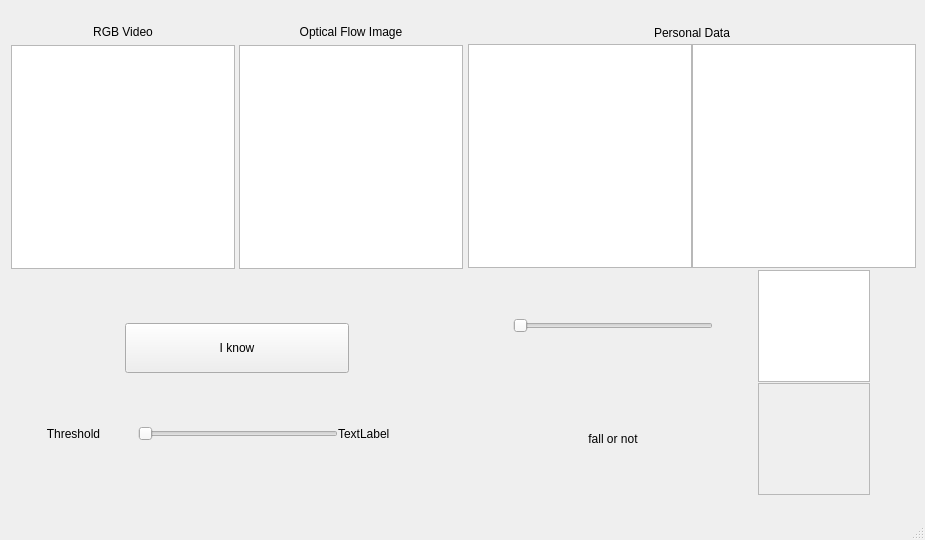
Old version of the form windows/untitled.ui in the repository NeonHo/Nirvana_Fall_Detection_System.
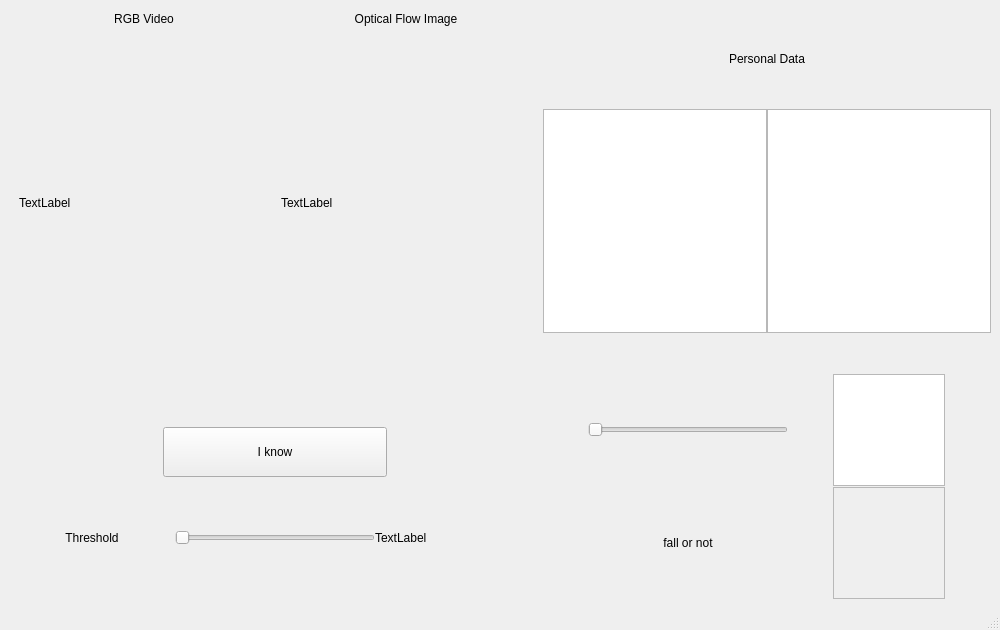
New version of the form.

```diff
--- a/windows/untitled.ui
+++ b/windows/untitled.ui
@@ -6,8 +6,8 @@
    <rect>
     <x>0</x>
     <y>0</y>
-    <width>925</width>
-    <height>540</height>
+    <width>1000</width>
+    <height>630</height>
    </rect>
   </property>
   <property name="sizePolicy">
@@ -24,8 +24,8 @@
   </property>
   <property name="maximumSize">
    <size>
-    <width>925</width>
-    <height>540</height>
+    <width>1000</width>
+    <height>630</height>
    </size>
   </property>
   <property name="windowTitle">
@@ -219,7 +219,7 @@
           </property>
           <property name="maximumSize">
            <size>
-            <width>224</width>
+            <width>250</width>
             <height>20</height>
            </size>
           </property>
@@ -231,28 +231,6 @@
           </property>
          </widget>
         </item>
-        <item row="1" column="1">
-         <widget class="QGraphicsView" name="graphicsView_flow">
-          <property name="minimumSize">
-           <size>
-            <width>224</width>
-            <height>224</height>
-           </size>
-          </property>
-          <property name="maximumSize">
-           <size>
-            <width>224</width>
-            <height>224</height>
-           </size>
-          </property>
-          <property name="baseSize">
-           <size>
-            <width>224</width>
-            <height>224</height>
-           </size>
-          </property>
-         </widget>
-        </item>
         <item row="0" column="0">
          <widget class="QLabel" name="label_RGB">
           <property name="sizePolicy">
@@ -263,13 +241,13 @@
           </property>
           <property name="minimumSize">
            <size>
-            <width>224</width>
+            <width>250</width>
             <height>20</height>
            </size>
           </property>
           <property name="maximumSize">
            <size>
-            <width>224</width>
+            <width>250</width>
             <height>20</height>
            </size>
           </property>
@@ -282,30 +260,16 @@
          </widget>
         </item>
         <item row="1" column="0">
-         <widget class="QGraphicsView" name="graphicsView_rgb">
-          <property name="sizePolicy">
-           <sizepolicy hsizetype="Fixed" vsizetype="Fixed">
-            <horstretch>0</horstretch>
-            <verstretch>0</verstretch>
-           </sizepolicy>
+         <widget class="QLabel" name="label_rgb">
+          <property name="text">
+           <string>TextLabel</string>
           </property>
-          <property name="minimumSize">
-           <size>
-            <width>224</width>
-            <height>224</height>
-           </size>
-          </property>
-          <property name="maximumSize">
-           <size>
-            <width>224</width>
-            <height>224</height>
-           </size>
-          </property>
-          <property name="baseSize">
-           <size>
-            <width>224</width>
-            <height>224</height>
-           </size>
+         </widget>
+        </item>
+        <item row="1" column="1">
+         <widget class="QLabel" name="label_fl">
+          <property name="text">
+           <string>TextLabel</string>
           </property>
          </widget>
         </item>
```
Left out of the diff: 2 changed lines with no effect on the pictures.
